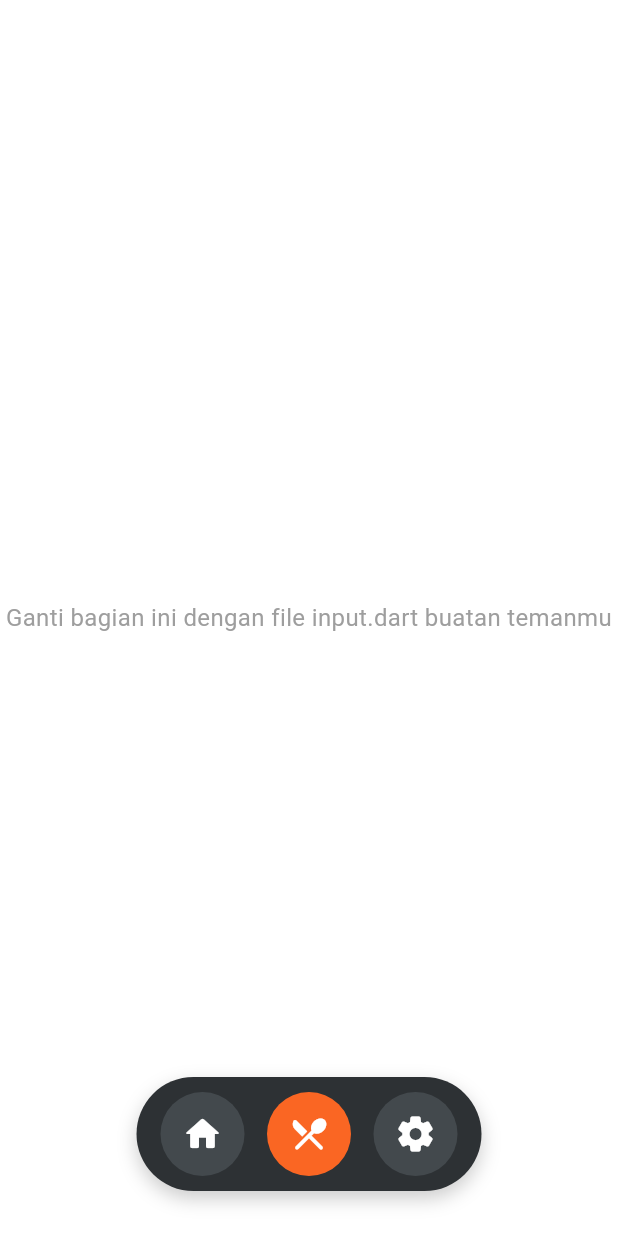
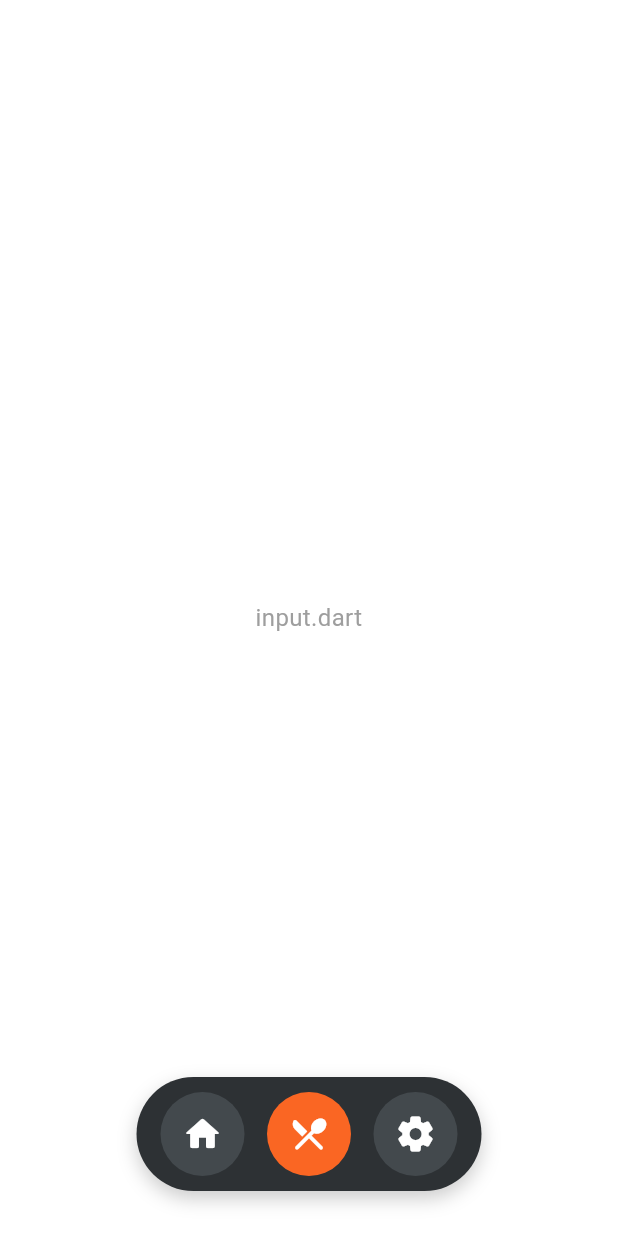
Before and after one commit to Trombosits/calorie_tracker_v2, a Flutter app: the MainNavigation screen opened directly, after a tap on the "restaurant menu" icon, on a phone screen of 412 x 824 dp. Run offline on Flutter 3.47's test engine with Material 3 defaults, Android fonts, the phone set to English and light mode, and no system bars.

Commit message:
ralat navbar

```diff
--- a/lib/navbar.dart
+++ b/lib/navbar.dart
@@ -62,7 +62,7 @@ class _MainNavigationState extends State<MainNavigation> {
     // =========================================================================
     const Center(
       child: Text(
-        'Ganti bagian ini dengan file input.dart buatan temanmu',
+        'input.dart',
         textAlign: TextAlign.center,
         style: TextStyle(fontSize: 16, color: Colors.grey)
       )
@@ -71,7 +71,7 @@ class _MainNavigationState extends State<MainNavigation> {
     // =========================================================================
     // TANDA UNTUK TEMAN: Ganti widget Center ini dengan class halaman Profil asli
     // =========================================================================
-    const Center(child: Text('Laman Profil', style: TextStyle(fontSize: 24, fontWeight: FontWeight.bold))),
+    const Center(child: Text('profile.dart', style: TextStyle(fontSize: 24, fontWeight: FontWeight.bold))),
   ];
 
   @override
```
